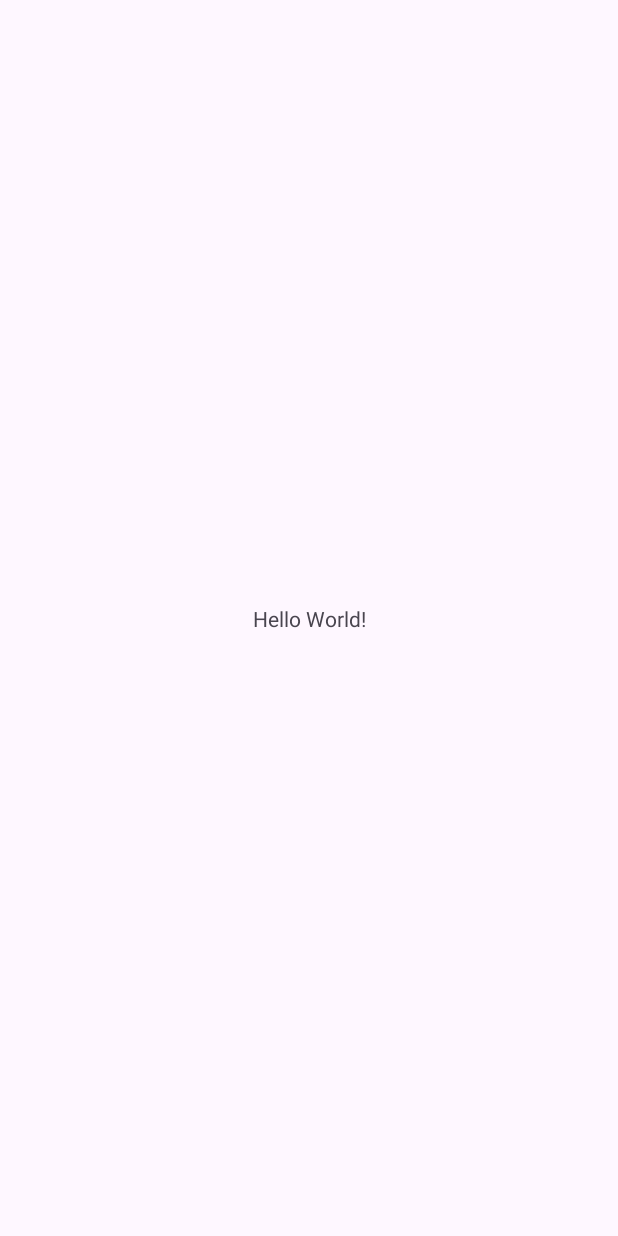
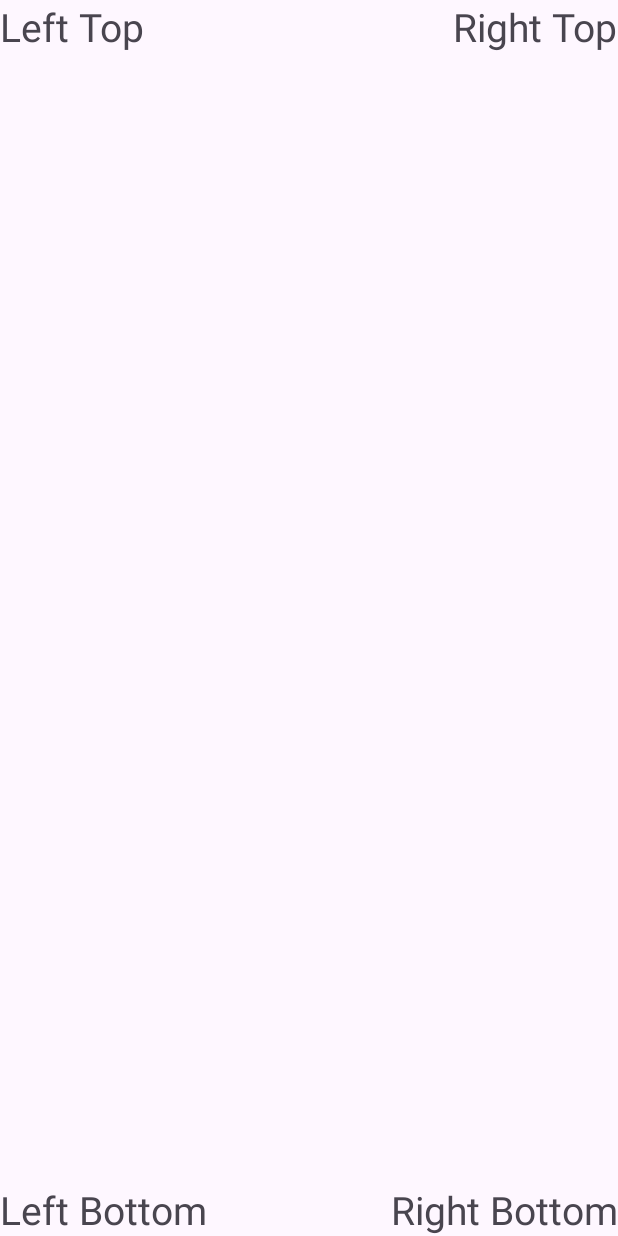
Before and after one commit to lui0000/mobile-app-development-task-4, an Android app: the screen it shows after launch (MainActivity), on a phone screen of 412 x 824 dp. Before the commit the screen is almost empty. Run offline under Robolectric (Android 15) with nearby library versions, the phone set to English and light mode, and no system bars.

Commit message:
RelativeLayout

```diff
--- a/app/src/main/java/com/example/mobile_app_development_task_4/MainActivity.java
+++ b/app/src/main/java/com/example/mobile_app_development_task_4/MainActivity.java
@@ -3,6 +3,9 @@ package com.example.mobile_app_development_task_4;
 import androidx.appcompat.app.AppCompatActivity;
 
 import android.os.Bundle;
+import android.view.Gravity;
+import android.widget.LinearLayout;
+import android.widget.TextView;
 
 public class MainActivity extends AppCompatActivity {
 
@@ -10,5 +13,19 @@ public class MainActivity extends AppCompatActivity {
     protected void onCreate(Bundle savedInstanceState) {
         super.onCreate(savedInstanceState);
         setContentView(R.layout.activity_main);
+        LinearLayout linearLayout = new LinearLayout(this);
+        linearLayout.setOrientation(LinearLayout.VERTICAL);
+        LinearLayout.LayoutParams layoutParams = new
+                LinearLayout.LayoutParams
+                (LinearLayout.LayoutParams.WRAP_CONTENT,
+                        LinearLayout.LayoutParams.WRAP_CONTENT);
+        layoutParams.gravity = Gravity.CENTER;
+        // первое текстовое поле
+        TextView textView1 = new TextView(this);
+        textView1.setText("Hello");
+        textView1.setTextSize(30);
+        linearLayout.addView(textView1, layoutParams);
+        setContentView(R.layout.activity_main);
     }
+
 }
--- a/app/src/main/res/layout/activity_main.xml
+++ b/app/src/main/res/layout/activity_main.xml
@@ -1,18 +1,37 @@
 <?xml version="1.0" encoding="utf-8"?>
-<androidx.constraintlayout.widget.ConstraintLayout xmlns:android="http://schemas.android.com/apk/res/android"
+<RelativeLayout xmlns:android="http://schemas.android.com/apk/res/android"
     xmlns:app="http://schemas.android.com/apk/res-auto"
     xmlns:tools="http://schemas.android.com/tools"
     android:layout_width="match_parent"
-    android:layout_height="match_parent"
-    tools:context=".MainActivity">
+    android:layout_height="match_parent">
 
-    <TextView
+
+    <TextView android:text="Left Top"
+        android:layout_height="wrap_content"
         android:layout_width="wrap_content"
+        android:textSize="26sp"
+        android:layout_alignParentLeft="true"
+        android:layout_alignParentTop="true" />
+
+    <TextView android:text="Right Top"
         android:layout_height="wrap_content"
-        android:text="Hello World!"
-        app:layout_constraintBottom_toBottomOf="parent"
-        app:layout_constraintEnd_toEndOf="parent"
-        app:layout_constraintStart_toStartOf="parent"
-        app:layout_constraintTop_toTopOf="parent" />
+        android:layout_width="wrap_content"
+        android:textSize="26sp"
+        android:layout_alignParentRight="true"
+        android:layout_alignParentTop="true" />
 
-</androidx.constraintlayout.widget.ConstraintLayout>
+    <TextView android:text="Left Bottom"
+        android:layout_height="wrap_content"
+        android:layout_width="wrap_content"
+        android:textSize="26sp"
+        android:layout_alignParentLeft="true"
+        android:layout_alignParentBottom="true" />
+
+    <TextView android:text="Right Bottom"
+        android:layout_height="wrap_content"
+        android:layout_width="wrap_content"
+        android:textSize="26sp"
+        android:layout_alignParentRight="true"
+        android:layout_alignParentBottom="true" />
+
+</RelativeLayout>
```
